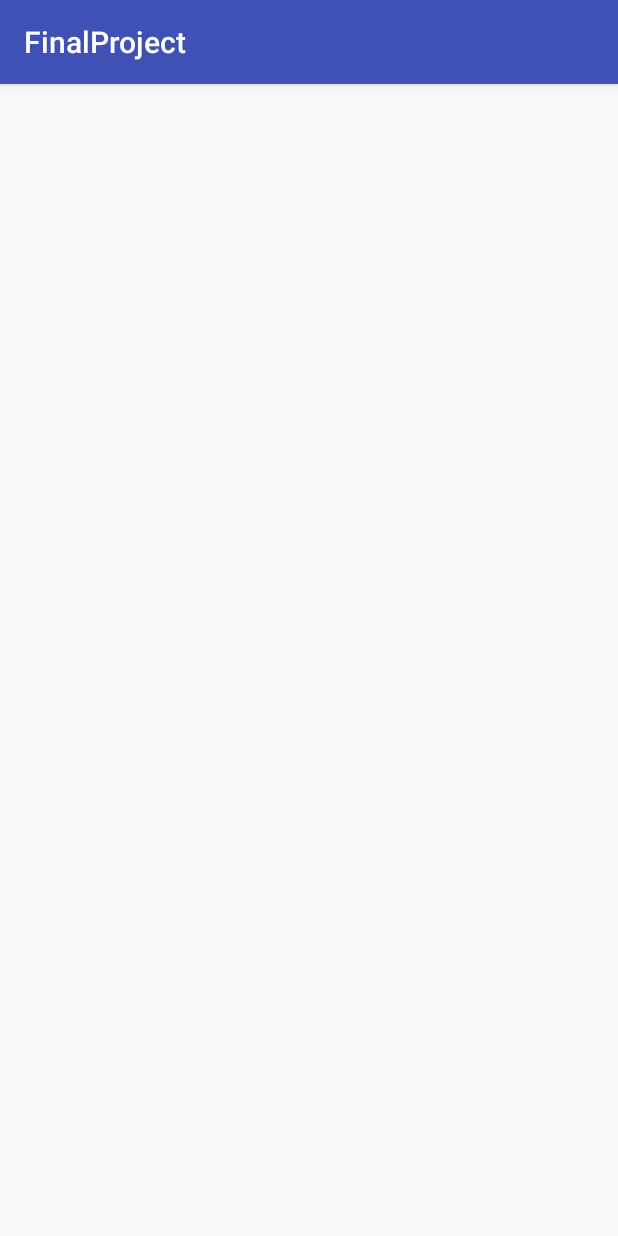
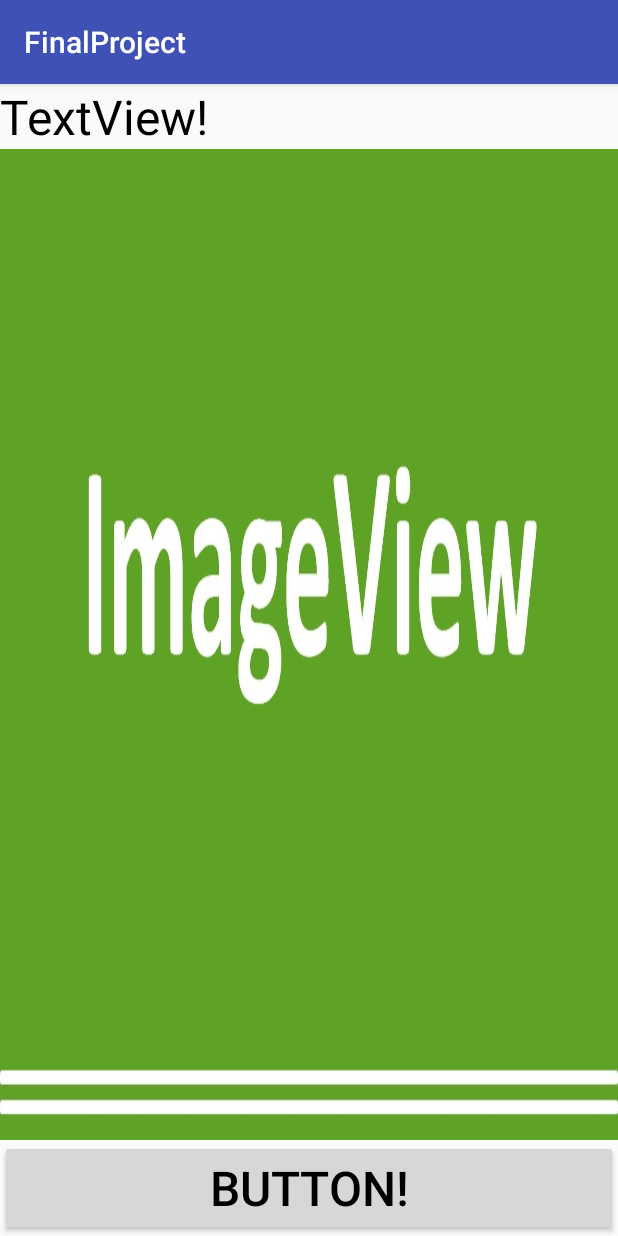
Before and after one commit to Jayjayjay32/FinalProject, an Android app: the screen it shows after launch (MainActivity), on a phone screen of 412 x 824 dp. Run offline under Robolectric (Android 15) with nearby library versions, the phone set to English and light mode, and no system bars.

Commit message:
Fixing preview and adding stuff.

```diff
--- a/app/src/main/res/layout/activity_main.xml
+++ b/app/src/main/res/layout/activity_main.xml
@@ -1,5 +1,5 @@
 <?xml version="1.0" encoding="utf-8"?>
-<ReletiveLayout xmlns:android="http://schemas.android.com/apk/res/android"
+<RelativeLayout xmlns:android="http://schemas.android.com/apk/res/android"
     xmlns:app="http://schemas.android.com/apk/res-auto"
     xmlns:tools="http://schemas.android.com/tools"
     android:layout_width="match_parent"
@@ -12,16 +12,21 @@
         android:layout_height="wrap_content"
         android:text="TextView!"
         android:textColor="@android:color/black"
-        android:textSize="30sp"
-        app:layout_constraintTop_toTopOf="parent" />
+        android:textSize="32sp" />
 
     <Button
-        android:layout_width="16sp"
-        android:layout_height="16sp" />
+        android:id="@+id/button"
+        android:layout_width="match_parent"
+        android:layout_height="64sp"
+        android:layout_alignParentBottom="true"
+        android:text="Button!"
+        android:textColor="@android:color/black"
+        android:textSize="32sp" />
 
     <ImageView
         android:layout_width="match_parent"
-        android:layout_height="wrap_content"
-        android:background="@drawable/imageview"
-        app:layout_constraintTop_toTopOf="textView" />
-</ReletiveLayout>
+        android:layout_height="match_parent"
+        android:layout_above="@id/button"
+        android:layout_below="@id/textView"
+        android:background="@drawable/imageview" />
+</RelativeLayout>
```
